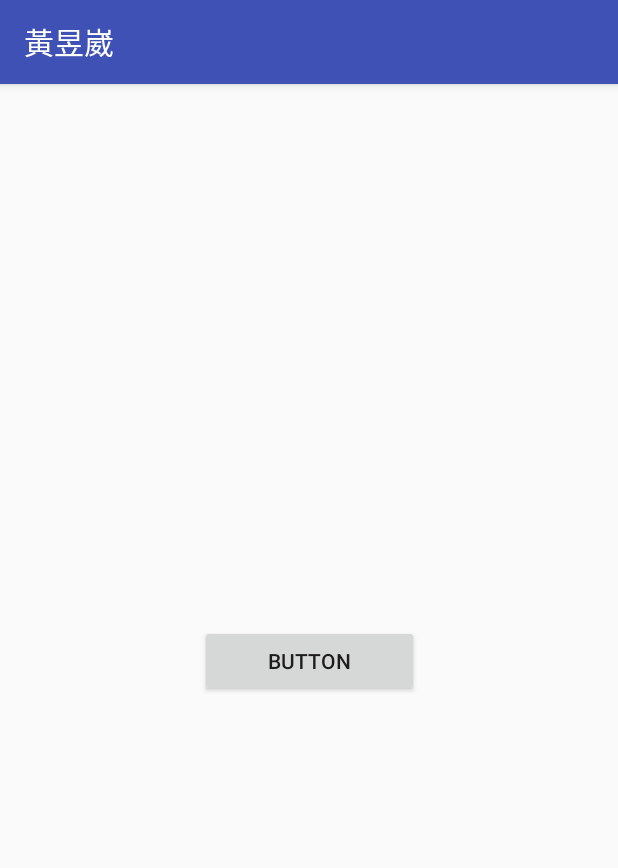
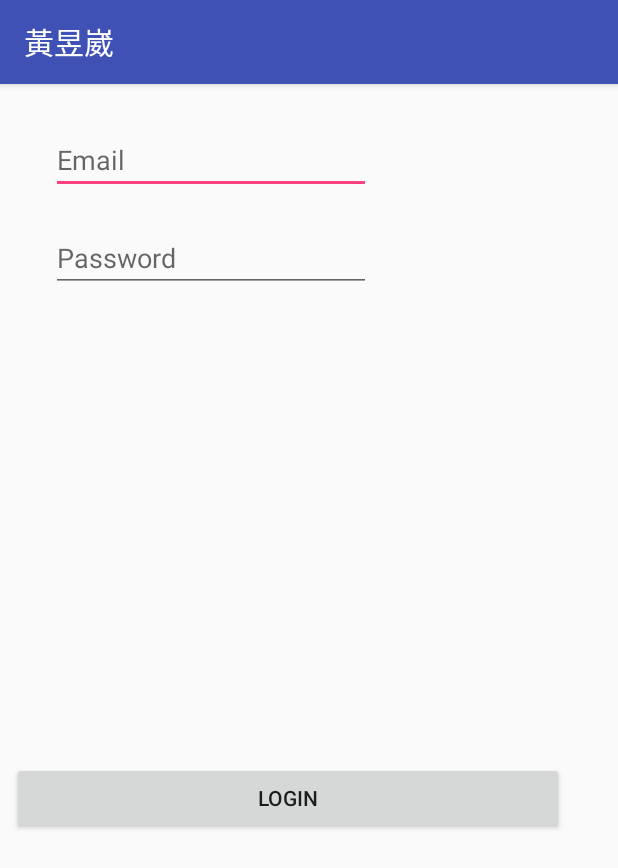
Before and after one commit to jackie116/cancer, an Android app: the screen it shows after launch (MainActivity), on a phone screen of 412 x 824 dp. Shown: the top 868 px of the screen. Run offline under Robolectric (Android 15) with nearby library versions, the phone set to English and light mode, and no system bars.

Commit message:
add login page

```diff
--- a/app/src/main/AndroidManifest.xml
+++ b/app/src/main/AndroidManifest.xml
@@ -2,6 +2,8 @@
 <manifest xmlns:android="http://schemas.android.com/apk/res/android"
     package="com.example.huangyuwei.myapplication">
 
+    <uses-permission android:name="android.permission.ACCESS_NETWORK_STATE" />
+    <uses-permission android:name="android.permission.INTERNET" />
     <application
         android:allowBackup="true"
         android:icon="@mipmap/ic_launcher"
--- a/app/src/main/res/layout/activity_main.xml
+++ b/app/src/main/res/layout/activity_main.xml
@@ -6,25 +6,43 @@
     android:layout_height="match_parent"
     tools:context="com.example.huangyuwei.myapplication.MainActivity">
 
-    <Button
-        android:id="@+id/gocenter"
-        android:layout_width="146dp"
-        android:layout_height="48dp"
+    <EditText
+        android:layout_width="0dp"
+        android:layout_height="wrap_content"
+        android:inputType="textEmailAddress"
+        android:ems="10"
+        android:id="@+id/email"
+        android:layout_alignParentTop="true"
         android:layout_alignParentLeft="true"
         android:layout_alignParentStart="true"
-        android:layout_alignParentTop="true"
-        android:layout_marginBottom="8dp"
-        android:layout_marginEnd="8dp"
+        android:hint="Email"
+        app:layout_constraintTop_toTopOf="parent"
+        android:layout_marginTop="28dp"
+        android:layout_marginLeft="34dp"
+        app:layout_constraintLeft_toLeftOf="parent" />
+
+    <EditText
+        android:layout_width="0dp"
+        android:layout_height="wrap_content"
+        android:inputType="textPassword"
+        android:ems="10"
+        android:id="@+id/password"
+        android:layout_below="@+id/email"
+        android:hint="Password"
+        app:layout_constraintTop_toTopOf="parent"
+        android:layout_marginTop="93dp"
+        android:layout_marginLeft="34dp"
+        app:layout_constraintLeft_toLeftOf="parent" />
+
+    <Button
+        android:layout_width="368dp"
+        android:layout_height="wrap_content"
+        android:text="LOGIN"
+        android:id="@+id/button"
+        android:layout_below="@+id/password"
+        android:onClick="checkLogin"
+        app:layout_constraintBottom_toBottomOf="parent"
+        android:layout_marginBottom="268dp"
         android:layout_marginLeft="8dp"
-        android:layout_marginRight="8dp"
-        android:layout_marginStart="8dp"
-        android:layout_marginTop="8dp"
-        android:layout_weight="1"
-        android:text="Button"
-        app:layout_constraintBottom_toBottomOf="parent"
-        app:layout_constraintLeft_toLeftOf="parent"
-        app:layout_constraintRight_toRightOf="parent"
-        app:layout_constraintTop_toTopOf="parent"
-        app:layout_constraintVertical_bias="0.501" />
-
+        app:layout_constraintLeft_toLeftOf="parent" />
 </android.support.constraint.ConstraintLayout>
```
Also changed, not shown: app/src/main/java/com/example/huangyuwei/myapplication/MainActivity.java (+161 -13 lines).
